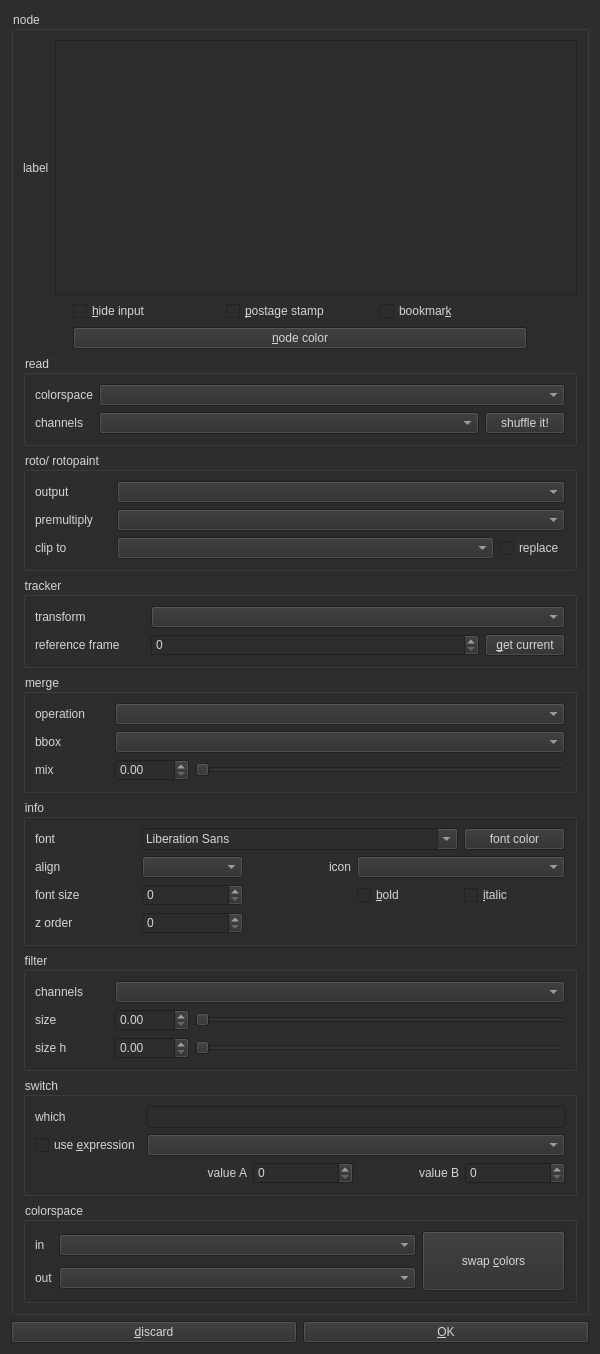
The window that LabelCraft.ui (CequinaVFX/LabelCraft) describes before a commit, drawn with Qt 5.
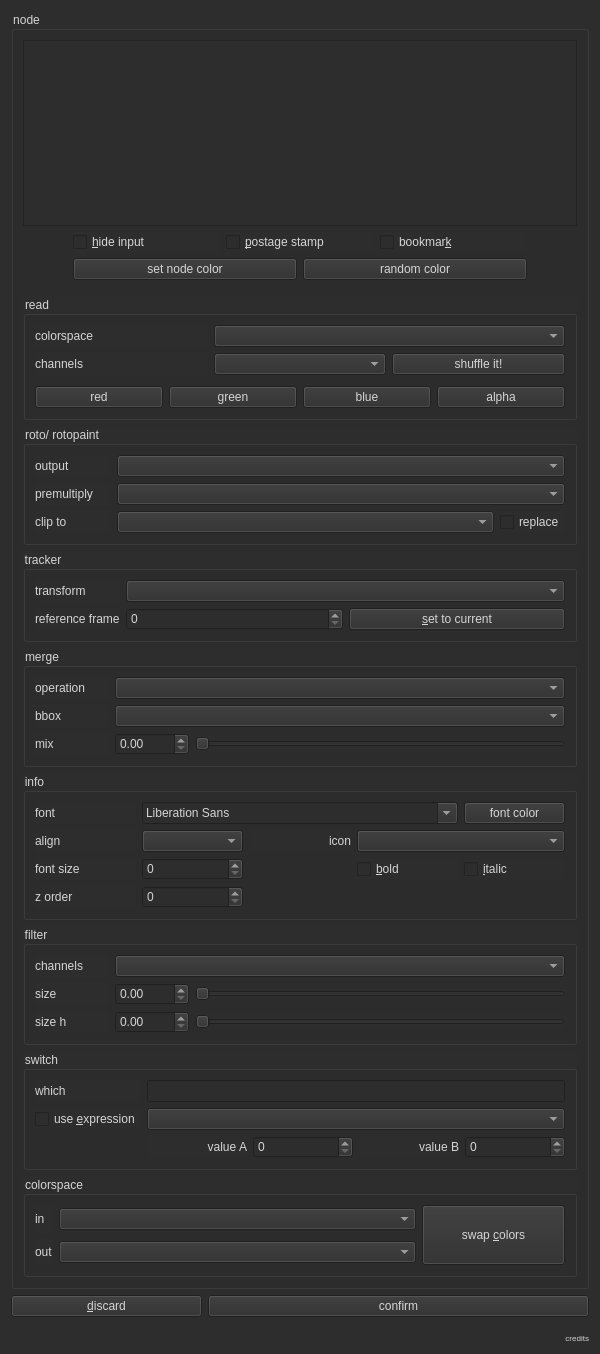
The same window after the commit.

Commit message: version 1.0.6 added context menu, add random color node, new html tags handler

What changed in the file:
```diff
--- a/LabelCraft.ui
+++ b/LabelCraft.ui
@@ -39,16 +39,6 @@
        <layout class="QVBoxLayout" name="verticalLayout">
         <item>
          <layout class="QHBoxLayout" name="label_horizontal_layout">
-          <item>
-           <widget class="QLabel" name="lbl_NodeLabel">
-            <property name="text">
-             <string>label</string>
-            </property>
-            <property name="buddy">
-             <cstring>edt_NodeLabel</cstring>
-            </property>
-           </widget>
-          </item>
           <item>
            <widget class="QTextEdit" name="edt_NodeLabel">
             <property name="cursor" stdset="0">
@@ -73,6 +63,9 @@
           <property name="rightMargin">
            <number>50</number>
           </property>
+          <property name="bottomMargin">
+           <number>10</number>
+          </property>
           <item>
            <layout class="QHBoxLayout" name="checkable_knobs_layout">
             <item>
@@ -110,11 +103,22 @@
            </layout>
           </item>
           <item>
-           <widget class="QPushButton" name="btn_NodeColor">
-            <property name="text">
-             <string>&amp;node color</string>
-            </property>
-           </widget>
+           <layout class="QHBoxLayout" name="horizontalLayout_2">
+            <item>
+             <widget class="QPushButton" name="btn_NodeColor">
+              <property name="text">
+               <string>set node color</string>
+              </property>
+             </widget>
+            </item>
+            <item>
+             <widget class="QPushButton" name="btn_random_color">
+              <property name="text">
+               <string>random color</string>
+              </property>
+             </widget>
+            </item>
+           </layout>
           </item>
          </layout>
         </item>
@@ -123,7 +127,10 @@
           <property name="title">
            <string>read</string>
           </property>
-          <layout class="QGridLayout" name="gridLayout_7" columnstretch="0,1,0">
+          <layout class="QGridLayout" name="gridLayout_7" columnstretch="0,0,0">
+           <item row="0" column="1" colspan="2">
+            <widget class="QComboBox" name="cbx_Colorspace"/>
+           </item>
            <item row="1" column="0">
             <widget class="QLabel" name="lbl_ReadChannels">
              <property name="text">
@@ -131,9 +138,6 @@
              </property>
             </widget>
            </item>
-           <item row="1" column="1">
-            <widget class="QComboBox" name="cbx_Channels"/>
-           </item>
            <item row="1" column="2">
             <widget class="QPushButton" name="btn_Shuffle">
              <property name="text">
@@ -141,6 +145,9 @@
              </property>
             </widget>
            </item>
+           <item row="1" column="1">
+            <widget class="QComboBox" name="cbx_Channels"/>
+           </item>
            <item row="0" column="0">
             <widget class="QLabel" name="lbl_ReadColorspace">
              <property name="text">
@@ -148,8 +155,40 @@
              </property>
             </widget>
            </item>
-           <item row="0" column="1" colspan="2">
-            <widget class="QComboBox" name="cbx_Colorspace"/>
+           <item row="2" column="0" colspan="3">
+            <layout class="QHBoxLayout" name="horizontalLayout">
+             <property name="topMargin">
+              <number>5</number>
+             </property>
+             <item>
+              <widget class="QPushButton" name="btn_shuffle_red">
+               <property name="text">
+                <string>red</string>
+               </property>
+              </widget>
+             </item>
+             <item>
+              <widget class="QPushButton" name="btn_shuffle_green">
+               <property name="text">
+                <string>green</string>
+               </property>
+              </widget>
+             </item>
+             <item>
+              <widget class="QPushButton" name="btn_shuffle_blue">
+               <property name="text">
+                <string>blue</string>
+               </property>
+              </widget>
+             </item>
+             <item>
+              <widget class="QPushButton" name="btn_shuffle_alpha">
+               <property name="text">
+                <string>alpha</string>
+               </property>
+              </widget>
+             </item>
+            </layout>
            </item>
           </layout>
          </widget>
@@ -214,7 +253,7 @@
           <property name="title">
            <string>tracker</string>
           </property>
-          <layout class="QGridLayout" name="gridLayout" columnstretch="1,3,0">
+          <layout class="QGridLayout" name="gridLayout" columnstretch="0,2,2">
            <item row="0" column="0">
             <widget class="QLabel" name="lbl_TrackerTransform">
              <property name="text">
@@ -249,7 +288,7 @@
 use alt + g as shortcut</string>
              </property>
              <property name="text">
-              <string>&amp;get current</string>
+              <string>&amp;set to current</string>
              </property>
             </widget>
            </item>
@@ -681,7 +720,7 @@
       </widget>
      </item>
      <item>
-      <layout class="QHBoxLayout" name="footer_horizontal_layout" stretch="0,0">
+      <layout class="QHBoxLayout" name="footer_horizontal_layout" stretch="1,2">
        <item>
         <widget class="QPushButton" name="btn_Discard">
          <property name="text">
@@ -692,7 +731,33 @@
        <item>
         <widget class="QPushButton" name="btn_OK">
          <property name="text">
-          <string>&amp;OK</string>
+          <string>confirm</string>
+         </property>
+        </widget>
+       </item>
+      </layout>
+     </item>
+     <item>
+      <layout class="QHBoxLayout" name="horlay_credits">
+       <property name="topMargin">
+        <number>10</number>
+       </property>
+       <item>
+        <widget class="QLabel" name="lbl_credits">
+         <property name="font">
+          <font>
+           <family>MS Shell Dlg 2</family>
+           <pointsize>6</pointsize>
+           <weight>50</weight>
+           <italic>false</italic>
+           <bold>false</bold>
+          </font>
+         </property>
+         <property name="text">
+          <string>credits</string>
+         </property>
+         <property name="alignment">
+          <set>Qt::AlignRight|Qt::AlignTrailing|Qt::AlignVCenter</set>
          </property>
         </widget>
        </item>
```
Left out of the diff: 7 changed lines with no effect on the pictures. The commit also changes 6 other files.
